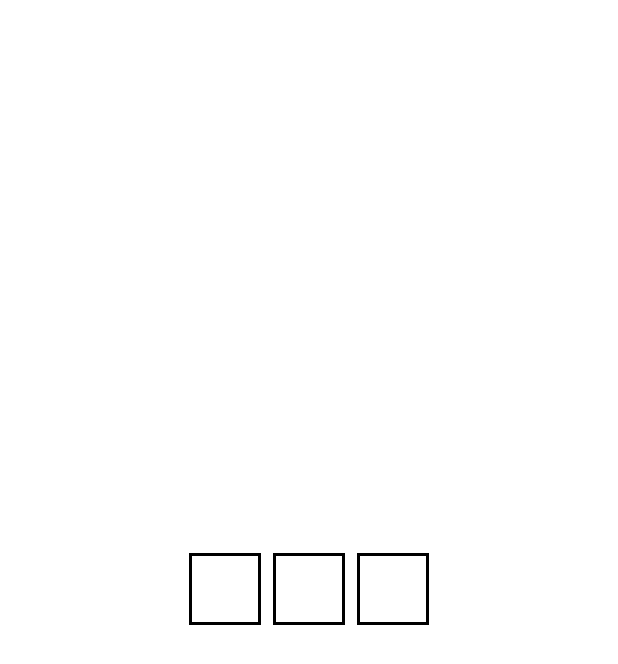
After one commit to FurkanHaydari/number_detective, an Android app: the layout item_hint_squares.xml on its own in the app's theme, with its tools: preview values and no code run, on a phone screen of 412 x 824 dp. The commit adds this screen. Shown: the top 664 px of the screen. Run offline under Robolectric (Android 15) with nearby library versions, the phone set to English and light mode, and no system bars.

Commit message:
Improve hint mechanism
The hints will be displayed in swipeable pages with three squares and descriptions, and the descriptions will update properly when the game state changes.

```diff
--- /dev/null
+++ b/app/src/main/res/drawable/hint_square_background.xml
@@ -0,0 +1,7 @@
+<?xml version="1.0" encoding="utf-8"?>
+<shape xmlns:android="http://schemas.android.com/apk/res/android">
+    <solid android:color="@android:color/white"/>
+    <stroke
+        android:width="2dp"
+        android:color="@android:color/black"/>
+</shape>
--- /dev/null
+++ b/app/src/main/res/layout/item_hint_squares.xml
@@ -0,0 +1,62 @@
+<?xml version="1.0" encoding="utf-8"?>
+<LinearLayout xmlns:android="http://schemas.android.com/apk/res/android"
+    android:layout_width="match_parent"
+    android:layout_height="match_parent"
+    android:orientation="vertical"
+    android:gravity="center"
+    android:padding="8dp">
+
+    <LinearLayout
+        android:layout_width="match_parent"
+        android:layout_height="wrap_content"
+        android:orientation="horizontal"
+        android:gravity="center"
+        android:layout_marginBottom="16dp">
+
+        <TextView
+            android:id="@+id/square1"
+            android:layout_width="48dp"
+            android:layout_height="48dp"
+            android:background="@drawable/hint_square_background"
+            android:layout_margin="4dp"
+            android:gravity="center"
+            android:textSize="24sp"
+            android:textStyle="bold"
+            android:textColor="@android:color/black" />
+
+        <TextView
+            android:id="@+id/square2"
+            android:layout_width="48dp"
+            android:layout_height="48dp"
+            android:background="@drawable/hint_square_background"
+            android:layout_margin="4dp"
+            android:gravity="center"
+            android:textSize="24sp"
+            android:textStyle="bold"
+            android:textColor="@android:color/black" />
+
+        <TextView
+            android:id="@+id/square3"
+            android:layout_width="48dp"
+            android:layout_height="48dp"
+            android:background="@drawable/hint_square_background"
+            android:layout_margin="4dp"
+            android:gravity="center"
+            android:textSize="24sp"
+            android:textStyle="bold"
+            android:textColor="@android:color/black" />
+    </LinearLayout>
+
+    <TextView
+        android:id="@+id/hintDescription"
+        android:layout_width="match_parent"
+        android:layout_height="wrap_content"
+        android:textColor="@android:color/white"
+        android:textSize="16sp"
+        android:textStyle="bold"
+        android:gravity="center"
+        android:textAlignment="center"
+        android:paddingStart="16dp"
+        android:paddingEnd="16dp" />
+
+</LinearLayout>
```
Also changed, not shown: app/src/main/kotlin/com/brainfocus/numberdetective/GameActivity.kt (+55 -53 lines), app/src/main/kotlin/com/brainfocus/numberdetective/HintPagerAdapter.kt (added, +71 -0 lines), app/src/main/res/layout/activity_game.xml (+3 -6 lines).
